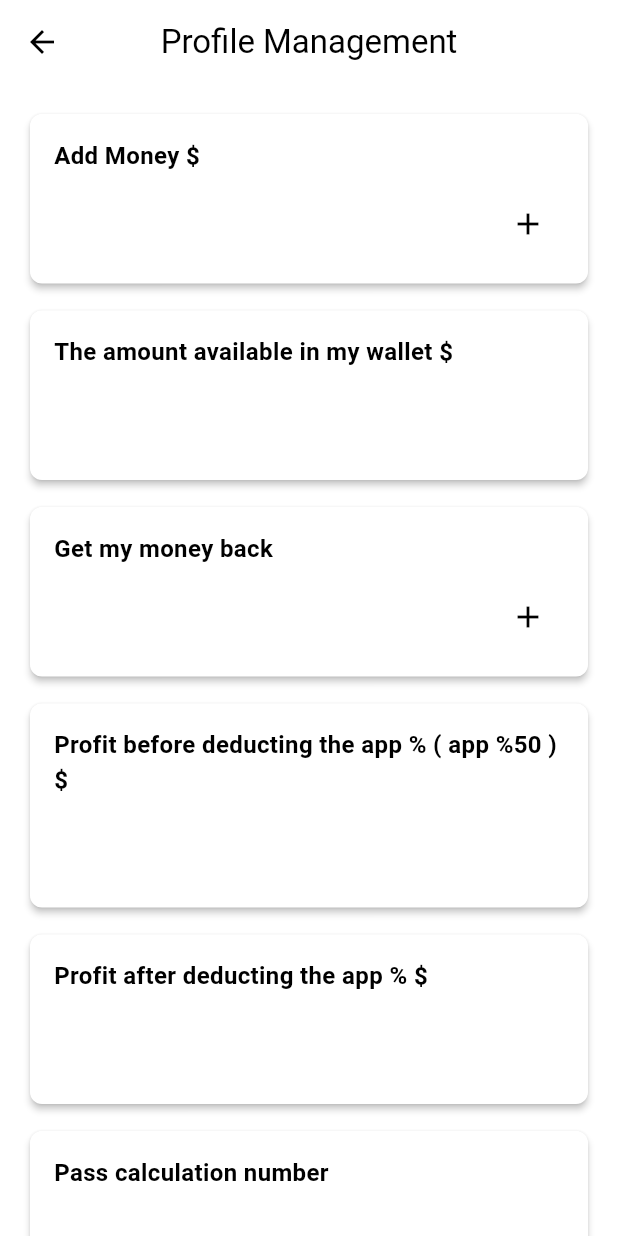
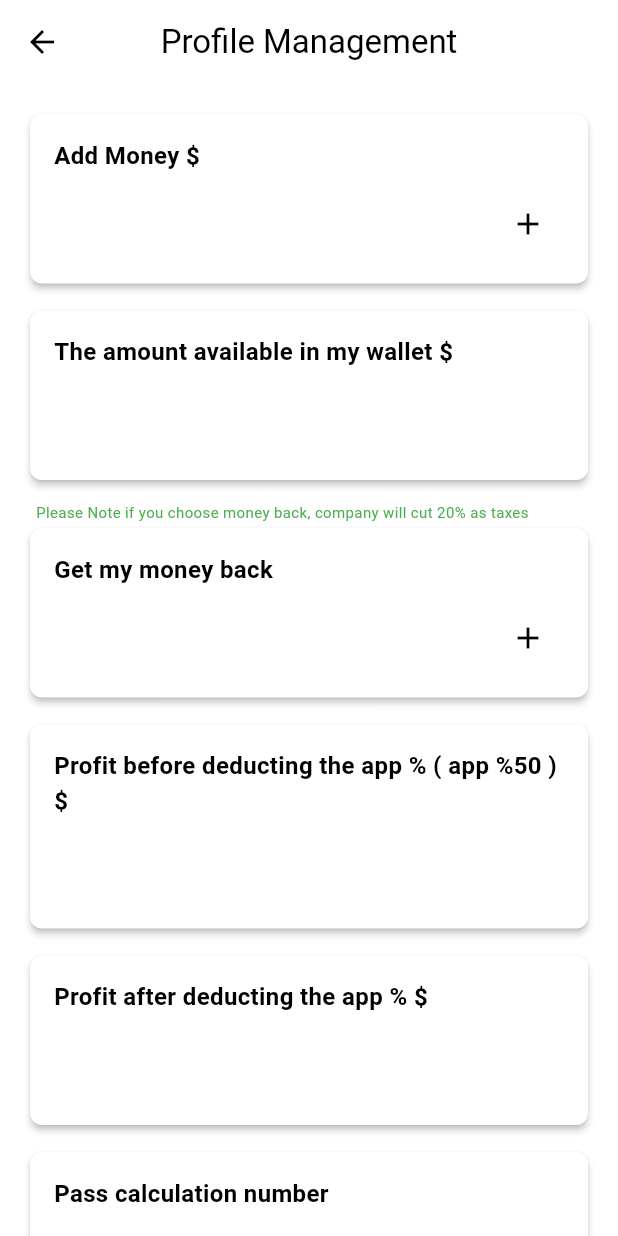
Before and after one commit to arsalanpeerzada/our-world-main, a Flutter app: the ProfileManageScreen screen opened directly, on a phone screen of 412 x 824 dp. Run offline on Flutter 3.47's test engine with Material 3 defaults, Android fonts, the light colour scheme and no system bars; our stand-ins replace another_flushbar, cached_network_image, dropdown_button2, flutter_local_notifications, flutter_staggered_animations, get and 9 more; missing offline and left inert: chess, flutter_paypal, flutter_webrtc, simple_chess_board; accounts and stored records are empty; network calls fail.

Commit message:
1/19/2024

```diff
--- a/lib/profile_page/ProfileManageScreen.dart
+++ b/lib/profile_page/ProfileManageScreen.dart
@@ -19,6 +19,7 @@ class ProfileManageScreen extends StatelessWidget {
       body: SingleChildScrollView(
         padding: const EdgeInsets.all(16.0),
         child: Column(
+
           children: [
             _buildInputCard(
               label: "Add Money \$",
@@ -32,6 +33,16 @@ class ProfileManageScreen extends StatelessWidget {
               hintText: "",
             ),
             const SizedBox(height: 10),
+            Padding(
+              padding: const EdgeInsets.only(left: 8.0),
+              child: Align(
+                alignment: Alignment.centerLeft,
+                child: Text(
+                  "Please Note if you choose money back, company will cut 20% as taxes",
+                  style: TextStyle(color: Colors.green,fontSize: 10),
+                ),
+              ),
+            ),
             _buildInputCard(
               label: "Get my money back",
               icon: Icons.add,
@@ -65,6 +76,12 @@ class ProfileManageScreen extends StatelessWidget {
             _buildInputCard(
               label: "Total Profile for all",
               icon: null,
+              hintText: "",
+            ),
+            const SizedBox(height: 10),
+            _buildInputCard(
+              label: "Total profit for events",
+              icon: Icons.add,
               hintText: "",
             ),
             const SizedBox(height: 10),
--- a/lib/profile_page/UserProfileScreen.dart
+++ b/lib/profile_page/UserProfileScreen.dart
@@ -36,6 +36,11 @@ class UserProfileScreen extends StatelessWidget {
                   fontSize: 22, fontWeight: FontWeight.bold),
             )),
             const SizedBox(height: 20),
+            _buildInputCard(
+              icon: Icons.person,
+              label: 'Name as your passport/national card',
+              hintText: 'John Doe',
+            ),
             _buildInputCard(
               icon: Icons.account_balance,
               label: 'PayPal Accounts',
--- a/pubspec.yaml
+++ b/pubspec.yaml
@@ -16,7 +16,7 @@ publish_to: 'none' # Remove this line if you wish to publish to pub.dev
 # https://developer.apple.com/library/archive/documentation/General/Reference/InfoPlistKeyReference/Articles/CoreFoundationKeys.html
 # In Windows, build-name is used as the major, minor, and patch parts
 # of the product and file versions while build-number is used as the build suffix.
-version: 1.0.0+3
+version: 1.0.0+4
 
 environment:
   sdk: ^3.5.4
```
Also changed, not shown: lib/main_screen/controller/main_screen_controller.dart (+42 -19 lines), lib/main_screen/ui/main_screen.dart (+19 -12 lines).
